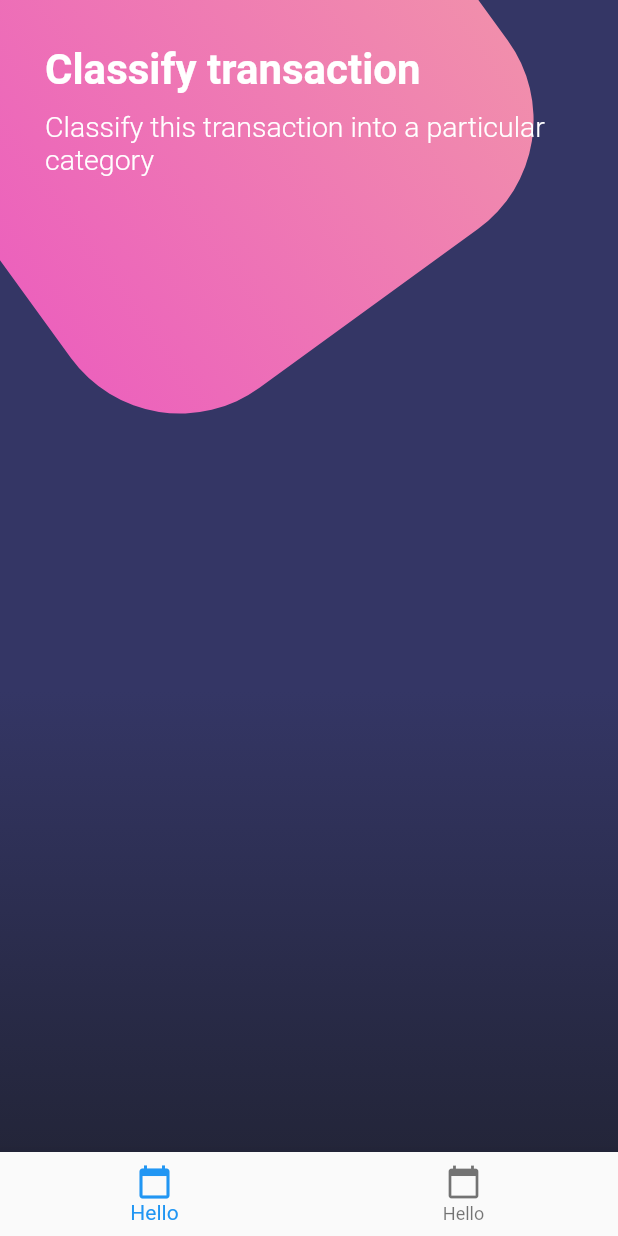
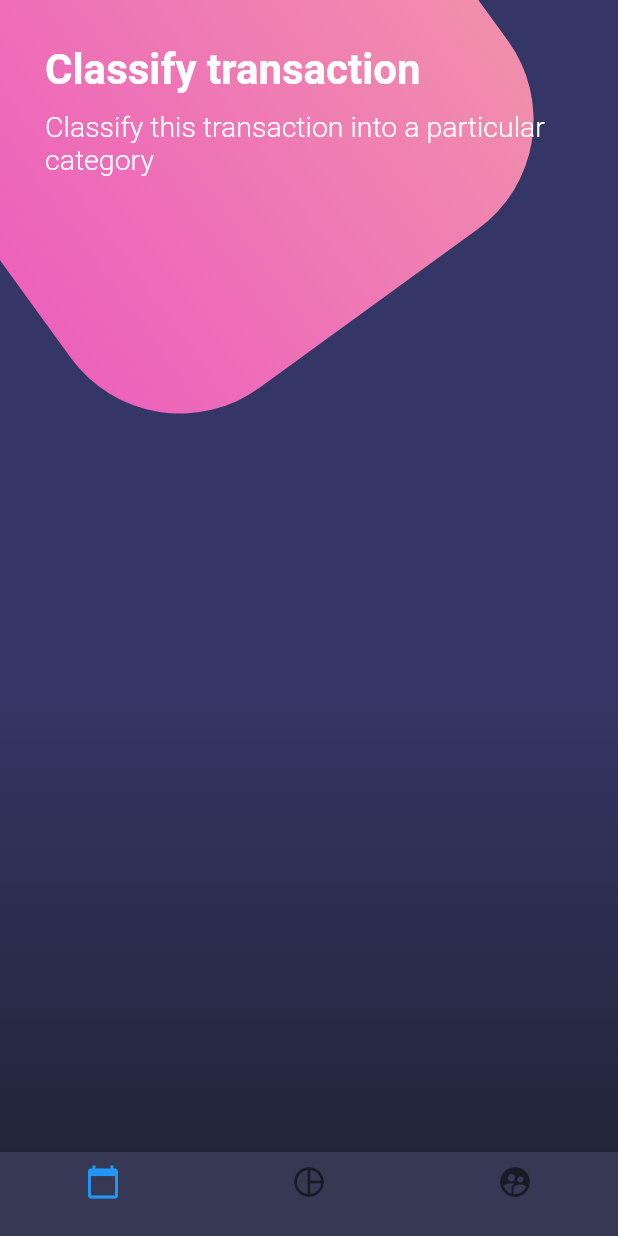
Before and after one commit to JordiDeSanta/designs-flutter, a Flutter app: the screen it shows after launch, on a phone screen of 412 x 824 dp. Run offline on Flutter 3.47's test engine with Material 2 defaults, Android fonts, the phone set to English and light mode, and no system bars.

Commit message:
Finishing Theme for the bottom nav bar

```diff
--- a/lib/src/pages/buttons_page.dart
+++ b/lib/src/pages/buttons_page.dart
@@ -18,24 +18,13 @@ class ButtonsPage extends StatelessWidget {
           SingleChildScrollView(
             child: Column(
               children: [
-                _titles(context),
+                _titles(),
               ],
             ),
           ),
         ],
       ),
-      bottomNavigationBar: BottomNavigationBar(
-        items: [
-          BottomNavigationBarItem(
-            label: 'Hello',
-            icon: Icon(Icons.calendar_today),
-          ),
-          BottomNavigationBarItem(
-            label: 'Hello',
-            icon: Icon(Icons.calendar_today),
-          ),
-        ],
-      ),
+      bottomNavigationBar: _navigationBar(context),
     );
   }
 
@@ -89,7 +78,7 @@ class ButtonsPage extends StatelessWidget {
     );
   }
 
-  Widget _titles(BuildContext context) {
+  Widget _titles() {
     final titleStyle = TextStyle(
       color: Colors.white,
       fontWeight: FontWeight.bold,
@@ -122,4 +111,32 @@ class ButtonsPage extends StatelessWidget {
       ),
     );
   }
+
+  Widget _navigationBar(BuildContext context) {
+    return Theme(
+      data: Theme.of(context).copyWith(
+        canvasColor: Color.fromRGBO(55, 57, 84, 1.0),
+        primaryColor: Colors.pinkAccent,
+        textTheme: Theme.of(context).textTheme.copyWith(
+              caption: TextStyle(color: Color.fromRGBO(116, 117, 152, 1.0)),
+            ),
+      ),
+      child: BottomNavigationBar(
+        items: [
+          BottomNavigationBarItem(
+            title: Container(),
+            icon: Icon(Icons.calendar_today),
+          ),
+          BottomNavigationBarItem(
+            title: Container(),
+            icon: Icon(Icons.pie_chart_outlined),
+          ),
+          BottomNavigationBarItem(
+            title: Container(),
+            icon: Icon(Icons.supervised_user_circle),
+          ),
+        ],
+      ),
+    );
+  }
 }
```
